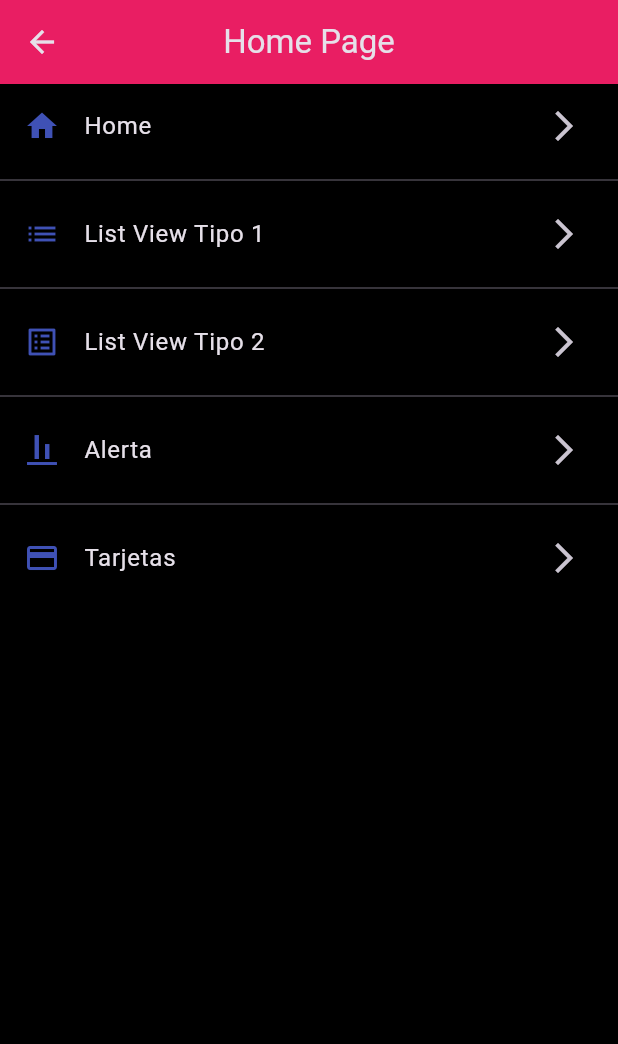
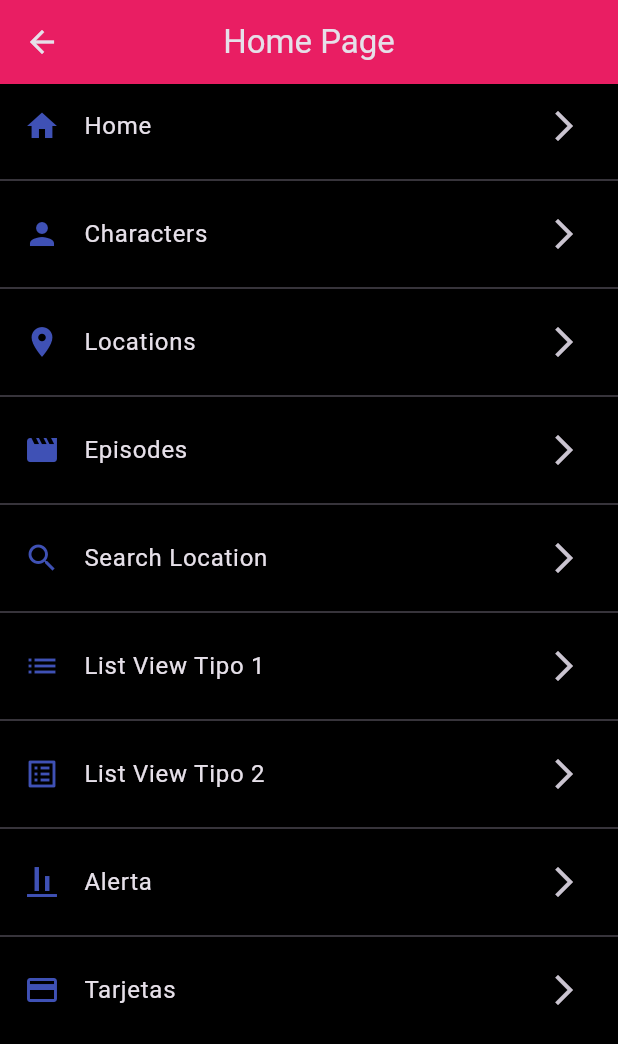
Before and after one commit to lapiceroazul4/rickmorty_flutter_basics, a Flutter app: the screen it shows after launch, after a tap on "Home", on a phone screen of 412 x 824 dp. Shown: the top 1044 px of the screen. Run offline on Flutter 3.47's test engine with Material 3 defaults, Android fonts, the phone set to English and light mode, and no system bars; network calls fail.

Commit message:
add characters, episodes and location views

```diff
--- /dev/null
+++ b/lib/models/episode.dart
@@ -0,0 +1,43 @@
+class Episode {
+  final int id;
+  final String name;
+  final String airDate;
+  final String episode;
+  final List<String> characters;
+  final String url;
+  final DateTime created;
+
+  Episode({
+    required this.id,
+    required this.name,
+    required this.airDate,
+    required this.episode,
+    required this.characters,
+    required this.url,
+    required this.created,
+  });
+
+  factory Episode.fromJson(Map<String, dynamic> json) {
+    return Episode(
+      id: json['id'],
+      name: json['name'],
+      airDate: json['air_date'],
+      episode: json['episode'],
+      characters: List<String>.from(json['characters']),
+      url: json['url'],
+      created: DateTime.parse(json['created']),
+    );
+  }
+
+  Map<String, dynamic> toJson() {
+    return {
+      'id': id,
+      'name': name,
+      'air_date': airDate,
+      'episode': episode,
+      'characters': characters,
+      'url': url,
+      'created': created.toIso8601String(),
+    };
+  }
+}
--- /dev/null
+++ b/lib/models/location.dart
@@ -0,0 +1,43 @@
+class Location {
+  final int id;
+  final String name;
+  final String type;
+  final String dimension;
+  final List<String> residents;
+  final String url;
+  final DateTime created;
+
+  Location({
+    required this.id,
+    required this.name,
+    required this.type,
+    required this.dimension,
+    required this.residents,
+    required this.url,
+    required this.created,
+  });
+
+  factory Location.fromJson(Map<String, dynamic> json) {
+    return Location(
+      id: json['id'],
+      name: json['name'],
+      type: json['type'],
+      dimension: json['dimension'],
+      residents: List<String>.from(json['residents']),
+      url: json['url'],
+      created: DateTime.parse(json['created']),
+    );
+  }
+
+  Map<String, dynamic> toJson() {
+    return {
+      'id': id,
+      'name': name,
+      'type': type,
+      'dimension': dimension,
+      'residents': residents,
+      'url': url,
+      'created': created.toIso8601String(),
+    };
+  }
+}
--- a/lib/models/models.dart
+++ b/lib/models/models.dart
@@ -1 +1,4 @@
 export 'menu_option.dart';
+export 'character.dart';
+export 'location.dart';
+export 'episode.dart';
--- a/lib/providers/rick_morty_provider.dart
+++ b/lib/providers/rick_morty_provider.dart
@@ -2,37 +2,181 @@ import 'dart:convert';
 import 'package:flutter/material.dart';
 import 'package:http/http.dart' as http;
 import 'package:test_app/models/character.dart';
+import 'package:test_app/models/location.dart';
+import 'package:test_app/models/episode.dart';
 
 class RickMortyProvider extends ChangeNotifier {
   final String _baseUrl = 'rickandmortyapi.com';
-  int _pagina = 1;
-  bool _cargando = false;
 
+  // Paginación para characters
+  int _paginaCharacters = 1;
+  bool _cargandoCharacters = false;
+
+  // Paginación para locations
+  int _paginaLocations = 1;
+  bool _cargandoLocations = false;
+
+  // Paginación para episodes
+  int _paginaEpisodes = 1;
+  bool _cargandoEpisodes = false;
+
+  // Listas de datos
   List<Character> characters = [];
+  List<Location> locations = [];
+  List<Episode> episodes = [];
 
   RickMortyProvider() {
     getOnDisplayCharacters();
+    getOnDisplayLocations();
+    getOnDisplayEpisodes();
   }
 
+  // MÉTODOS PARA CHARACTERS
   Future<void> getOnDisplayCharacters() async {
-    if (_cargando) return; // evita llamadas dobles
-    _cargando = true;
+    if (_cargandoCharacters) return;
+    _cargandoCharacters = true;
 
     var url = Uri.https(_baseUrl, 'api/character', {
-      'page': _pagina.toString(),
+      'page': _paginaCharacters.toString(),
     });
 
-    final response = await http.get(url);
-    final Map<String, dynamic> decodeData = json.decode(response.body);
+    try {
+      final response = await http.get(url);
+      final Map<String, dynamic> decodeData = json.decode(response.body);
 
-    final List results = decodeData['results'];
+      final List results = decodeData['results'];
 
-    // agregamos a la lista existente (scroll infinito)
-    characters.addAll(results.map((json) => Character.fromJson(json)).toList());
+      characters.addAll(results.map((json) => Character.fromJson(json)).toList());
 
-    _pagina++; // avanzamos página
-    _cargando = false;
+      _paginaCharacters++;
+      _cargandoCharacters = false;
 
-    notifyListeners(); // 🔥 avisa a la UI
+      notifyListeners();
+    } catch (e) {
+      _cargandoCharacters = false;
+      print('Error cargando characters: $e');
+    }
+  }
+
+  // MÉTODOS PARA LOCATIONS
+  Future<void> getOnDisplayLocations() async {
+    if (_cargandoLocations) return;
+    _cargandoLocations = true;
+
+    var url = Uri.https(_baseUrl, 'api/location', {
+      'page': _paginaLocations.toString(),
+    });
+
+    try {
+      final response = await http.get(url);
+      final Map<String, dynamic> decodeData = json.decode(response.body);
+
+      final List results = decodeData['results'];
+
+      locations.addAll(results.map((json) => Location.fromJson(json)).toList());
+
+      _paginaLocations++;
+      _cargandoLocations = false;
+
+      notifyListeners();
+    } catch (e) {
+      _cargandoLocations = false;
+      print('Error cargando locations: $e');
+    }
+  }
+
+  // Método para cargar más locations (scroll infinito)
+  Future<void> loadMoreLocations() async {
+    await getOnDisplayLocations();
+  }
+
+  // MÉTODOS PARA EPISODES
+  Future<void> getOnDisplayEpisodes() async {
+    if (_cargandoEpisodes) return;
+    _cargandoEpisodes = true;
+
+    var url = Uri.https(_baseUrl, 'api/episode', {
+      'page': _paginaEpisodes.toString(),
+    });
+
+    try {
+      final response = await http.get(url);
+      final Map<String, dynamic> decodeData = json.decode(response.body);
+
+      final List results = decodeData['results'];
+
+      episodes.addAll(results.map((json) => Episode.fromJson(json)).toList());
+
+      _paginaEpisodes++;
+      _cargandoEpisodes = false;
+
+      notifyListeners();
+    } catch (e) {
+      _cargandoEpisodes = false;
+      print('Error cargando episodes: $e');
+    }
+  }
+
+  // Método para cargar más episodes (scroll infinito)
+  Future<void> loadMoreEpisodes() async {
+    await getOnDisplayEpisodes();
+  }
+
+  // GETTERS para saber si está cargando
+  bool get isLoadingCharacters => _cargandoCharacters;
+  bool get isLoadingLocations => _cargandoLocations;
+  bool get isLoadingEpisodes => _cargandoEpisodes;
+
+  // MÉTODOS PARA BUSCAR POR ID
+  Future<Location?> getLocationById(int id) async {
+    try {
+      var url = Uri.https(_baseUrl, 'api/location/$id');
+      final response = await http.get(url);
+
+      if (response.statusCode == 200) {
+        final Map<String, dynamic> decodeData = json.decode(response.body);
+        return Location.fromJson(decodeData);
+      }
+    } catch (e) {
+      print('Error obteniendo location por ID: $e');
+    }
+    return null;
+  }
+
+  Future<Episode?> getEpisodeById(int id) async {
+    try {
+      var url = Uri.https(_baseUrl, 'api/episode/$id');
+      final response = await http.get(url);
+
+      if (response.statusCode == 200) {
+        final Map<String, dynamic> decodeData = json.decode(response.body);
+        return Episode.fromJson(decodeData);
+      }
+    } catch (e) {
+      print('Error obteniendo episode por ID: $e');
+    }
+    return null;
+  }
+
+  // MÉTODOS PARA REINICIAR LISTAS (útil para refresh)
+  void resetCharacters() {
+    characters.clear();
+    _paginaCharacters = 1;
+    _cargandoCharacters = false;
+    getOnDisplayCharacters();
+  }
+
+  void resetLocations() {
+    locations.clear();
+    _paginaLocations = 1;
+    _cargandoLocations = false;
+    getOnDisplayLocations();
+  }
+
+  void resetEpisodes() {
+    episodes.clear();
+    _paginaEpisodes = 1;
+    _cargandoEpisodes = false;
+    getOnDisplayEpisodes();
   }
 }
--- a/lib/router/app_router.dart
+++ b/lib/router/app_router.dart
@@ -12,6 +12,31 @@ class AppRouter {
       screen: const HomePage(),
       icon: Icons.home,
     ),
+    MenuOption(
+      route: 'characters',
+      name: 'Characters',
+      screen: const CharactersScreen(),
+      icon: Icons.person,
+    ),
+    MenuOption(
+      route: 'locations',
+      name: 'Locations',
+      screen: const LocationsScreen(),
+      icon: Icons.place,
+    ),
+    MenuOption(
+      route: 'episodes',
+      name: 'Episodes',
+      screen: const EpisodesScreen(),
+      icon: Icons.movie,
+    ),
+    MenuOption(
+      route: 'search_location',
+      name: 'Search Location',
+      screen: const SearchLocationScreen(),
+      icon: Icons.search,
+    ),
+    // puedes dejar las otras que ya tenías
     MenuOption(
       route: 'listview1',
       name: 'List View Tipo 1',
@@ -48,14 +73,6 @@ class AppRouter {
     return appRoutes;
   }
 
-  static Map<String, Widget Function(BuildContext)> routes = {
-    'home': (BuildContext context) => const HomePage(),
-    'alert': (BuildContext context) => const AlertScreen(),
-    'card': (BuildContext context) => const CardScreen(),
-    'listview1': (BuildContext context) => const Listview1Screen(),
-    'listview2': (BuildContext context) => const Listview2Screen(),
-  };
-
   static Route<dynamic> onGenerateRoute(RouteSettings settings) {
     return MaterialPageRoute(
       builder: (context) => const AlertScreen(),
--- a/lib/screens/screens.dart
+++ b/lib/screens/screens.dart
@@ -3,3 +3,7 @@ export 'package:test_app/screens/card.dart';
 export 'package:test_app/screens/listview1_screen.dart';
 export 'package:test_app/screens/listview2_screen.dart';
 export 'package:test_app/screens/homepage.dart';
+export 'package:test_app/screens/characters_screen.dart';
+export 'package:test_app/screens/locations_screen.dart';
+export 'package:test_app/screens/episodes_screen.dart';
+export 'package:test_app/screens/search_location_screen.dart';
--- /dev/null
+++ b/lib/screens/search_location_screen.dart
@@ -0,0 +1,63 @@
+// lib/screens/search_location_screen.dart
+import 'package:flutter/material.dart';
+import 'package:provider/provider.dart';
+import 'package:test_app/models/location.dart';
+import 'package:test_app/providers/rick_morty_provider.dart';
+
+class SearchLocationScreen extends StatefulWidget {
+  const SearchLocationScreen({Key? key}) : super(key: key);
+
+  @override
+  State<SearchLocationScreen> createState() => _SearchLocationScreenState();
+}
+
+class _SearchLocationScreenState extends State<SearchLocationScreen> {
+  final controller = TextEditingController();
+  Location? location;
+
+  void _search() async {
+    final provider = Provider.of<RickMortyProvider>(context, listen: false);
+    final id = int.tryParse(controller.text);
+    if (id != null) {
+      final result = await provider.getLocationById(id);
+      setState(() {
+        location = result;
+      });
+    }
+  }
+
+  @override
+  Widget build(BuildContext context) {
+    return Scaffold(
+      appBar: AppBar(title: const Text("Search Location")),
+      body: Padding(
+        padding: const EdgeInsets.all(16),
+        child: Column(
+          children: [
+            TextField(
+              controller: controller,
+              decoration: const InputDecoration(
+                labelText: "Enter Location ID",
+                border: OutlineInputBorder(),
+              ),
+              keyboardType: TextInputType.number,
+            ),
+            const SizedBox(height: 10),
+            ElevatedButton(
+              onPressed: _search,
+              child: const Text("Search"),
+            ),
+            const SizedBox(height: 20),
+            if (location != null)
+              Card(
+                child: ListTile(
+                  title: Text(location!.name),
+                  subtitle: Text("${location!.type} - ${location!.dimension}"),
+                ),
+              ),
+          ],
+        ),
+      ),
+    );
+  }
+}
```
Also changed, not shown: lib/screens/characters_screen.dart (added, +52 -0 lines), lib/screens/episodes_screen.dart (added, +50 -0 lines), lib/screens/locations_screen.dart (added, +50 -0 lines), pubspec.lock.
